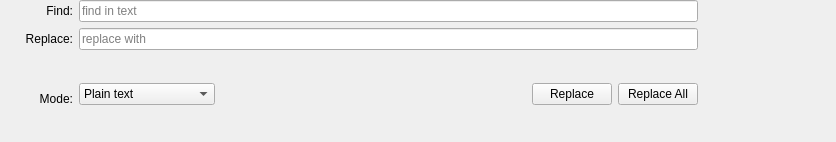
First picture: the form in 3rdparty/qmarkdowntextedit/qtexteditsearchwidget.ui, repository Gitnoter/Gitnoter, before the edit.
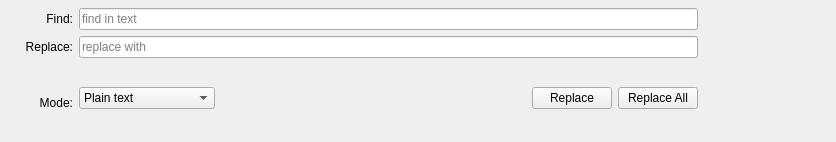
Second picture: the form after the edit. Icons and pictures are not drawn.

```diff
--- a/3rdparty/qmarkdowntextedit/qtexteditsearchwidget.ui
+++ b/3rdparty/qmarkdowntextedit/qtexteditsearchwidget.ui
@@ -18,7 +18,7 @@
     <number>0</number>
    </property>
    <property name="topMargin">
-    <number>0</number>
+    <number>8</number>
    </property>
    <property name="rightMargin">
     <number>0</number>
```
